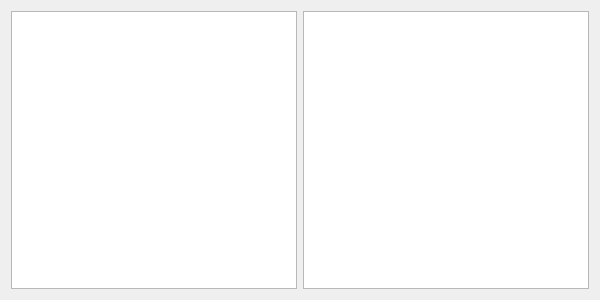
The window that client/game/gamewidget.ui (stephan-gh/SeaBattle) describes before a commit, drawn with Qt 5.
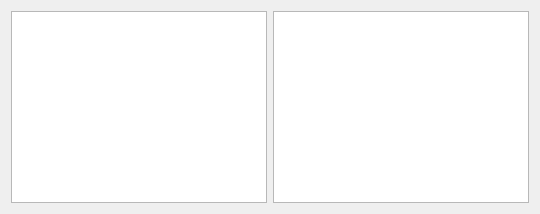
The same window after the commit.

```diff
--- a/client/game/gamewidget.ui
+++ b/client/game/gamewidget.ui
@@ -2,14 +2,6 @@
 <ui version="4.0">
  <class>GameWidget</class>
  <widget class="QWidget" name="GameWidget">
-  <property name="geometry">
-   <rect>
-    <x>0</x>
-    <y>0</y>
-    <width>600</width>
-    <height>300</height>
-   </rect>
-  </property>
   <layout class="QHBoxLayout" name="horizontalLayout">
    <item>
     <widget class="QTableView" name="tableViewOpponent">
```
